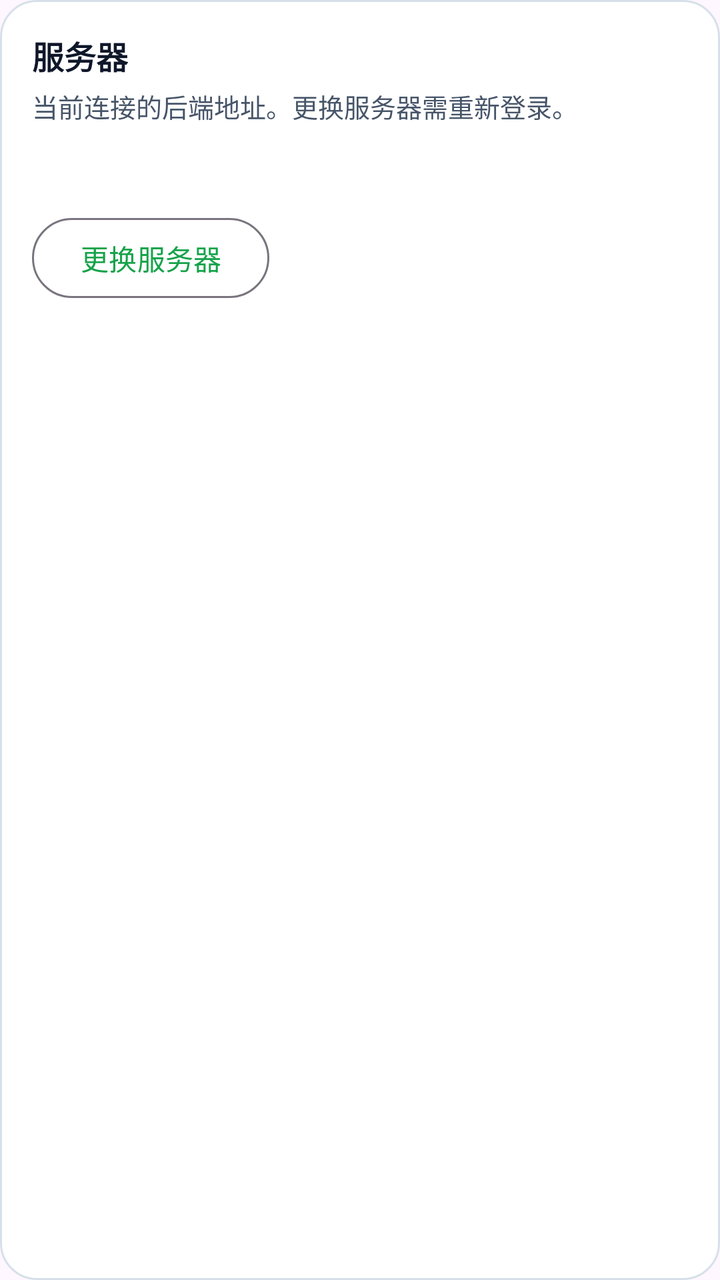
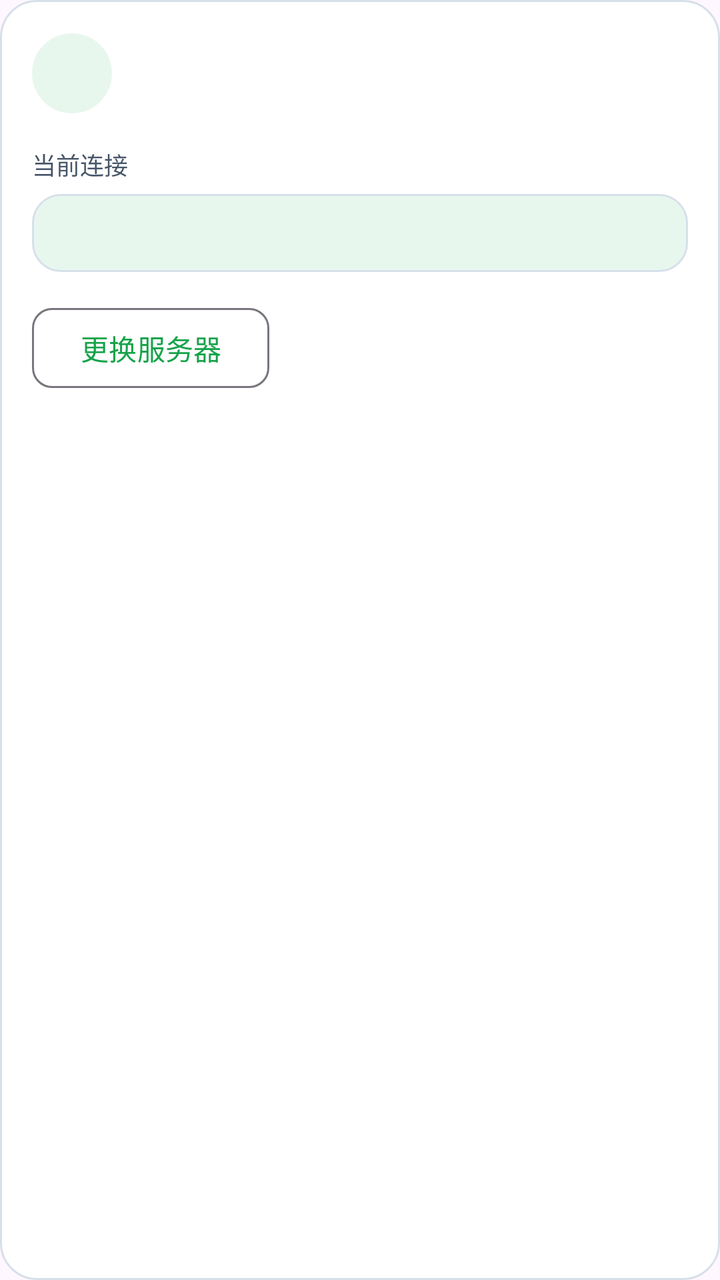

The first picture is an Android layout as it rendered before a commit; the second is the same layout after the commit. The layout source and the unified diff follow.
<!-- AndroidManifest.xml: application theme Theme.CloudPhone -->
<!-- res/layout/settings_section_server.xml -->
<?xml version="1.0" encoding="utf-8"?>
<LinearLayout xmlns:android="http://schemas.android.com/apk/res/android"
    android:layout_width="match_parent"
    android:layout_height="wrap_content"
    android:layout_marginTop="12dp"
    android:layout_marginBottom="24dp"
    android:background="@drawable/bg_auth_card"
    android:orientation="vertical"
    android:padding="16dp">

    <TextView
        android:layout_width="wrap_content"
        android:layout_height="wrap_content"
        android:text="@string/settings_server_title"
        android:textColor="@color/auth_text_primary"
        android:textSize="16sp"
        android:textStyle="bold" />

    <TextView
        android:layout_width="match_parent"
        android:layout_height="wrap_content"
        android:layout_marginTop="4dp"
        android:text="@string/settings_section_server_desc"
        android:textColor="@color/auth_text_secondary"
        android:textSize="13sp" />

    <TextView
        android:id="@+id/textServerEndpoint"
        android:layout_width="match_parent"
        android:layout_height="wrap_content"
        android:layout_marginTop="10dp"
        android:textColor="@color/auth_text_primary"
        android:textSize="15sp" />

    <com.google.android.material.button.MaterialButton
        android:id="@+id/buttonChangeServer"
        style="@style/Widget.Material3.Button.OutlinedButton"
        android:layout_width="wrap_content"
        android:layout_height="wrap_content"
        android:layout_marginTop="12dp"
        android:text="@string/settings_change_server" />
</LinearLayout>
<!-- resources referenced by this layout -->
<resources>
  <color name="auth_text_primary">#0F172A</color>
  <color name="auth_text_secondary">#475569</color>
  <!-- drawable bg_auth_card (drawable) -->
  <?xml version="1.0" encoding="utf-8"?>
  <shape xmlns:android="http://schemas.android.com/apk/res/android"
      android:shape="rectangle">
      <solid android:color="@color/auth_surface" />
      <corners android:radius="18dp" />
      <stroke
          android:width="1dp"
          android:color="@color/auth_line" />
  </shape>
  <string name="settings_change_server">更换服务器</string>
  <string name="settings_section_server_desc">当前连接的后端地址。更换服务器需重新登录。</string>
  <string name="settings_server_title">服务器</string>
  <style name="Theme.CloudPhone" parent="Base.Theme.CloudPhone" />
  <color name="auth_surface">#FFFFFF</color>
  <color name="auth_line">#D7E0EA</color>
  <style name="Base.Theme.CloudPhone" parent="Theme.Material3.DayNight.NoActionBar">
          <item name="colorPrimary">@color/auth_primary</item>
          <item name="android:statusBarColor">@color/auth_background</item>
          <item name="android:navigationBarColor">@color/auth_background</item>
          <item name="android:windowLightStatusBar">true</item>
          <item name="android:windowLightNavigationBar">true</item>
      </style>
  <color name="auth_primary">#16A34A</color>
  <color name="auth_background">#EEF2F7</color>
</resources>

<!-- the commit's change to res/layout/settings_section_server.xml (unified diff, before → after) -->
@@ -1,42 +1,89 @@
 <?xml version="1.0" encoding="utf-8"?>
 <LinearLayout xmlns:android="http://schemas.android.com/apk/res/android"
+    xmlns:app="http://schemas.android.com/apk/res-auto"
     android:layout_width="match_parent"
     android:layout_height="wrap_content"
     android:layout_marginTop="12dp"
-    android:layout_marginBottom="24dp"
+    android:layout_marginBottom="8dp"
     android:background="@drawable/bg_auth_card"
     android:orientation="vertical"
     android:padding="16dp">
 
+    <include layout="@layout/include_settings_section_header" />
+
     <TextView
         android:layout_width="wrap_content"
         android:layout_height="wrap_content"
-        android:text="@string/settings_server_title"
-        android:textColor="@color/auth_text_primary"
-        android:textSize="16sp"
-        android:textStyle="bold" />
-
-    <TextView
-        android:layout_width="match_parent"
-        android:layout_height="wrap_content"
         android:layout_marginTop="4dp"
-        android:text="@string/settings_section_server_desc"
+        android:text="@string/settings_server_current"
         android:textColor="@color/auth_text_secondary"
-        android:textSize="13sp" />
+        android:textSize="12sp" />
 
     <TextView
         android:id="@+id/textServerEndpoint"
         android:layout_width="match_parent"
         android:layout_height="wrap_content"
-        android:layout_marginTop="10dp"
+        android:layout_marginTop="6dp"
+        android:background="@drawable/bg_settings_stat_chip"
+        android:fontFamily="monospace"
+        android:paddingHorizontal="12dp"
+        android:paddingVertical="10dp"
         android:textColor="@color/auth_text_primary"
-        android:textSize="15sp" />
+        android:textSize="14sp" />
 
     <com.google.android.material.button.MaterialButton
         android:id="@+id/buttonChangeServer"
         style="@style/Widget.Material3.Button.OutlinedButton"
         android:layout_width="wrap_content"
         android:layout_height="wrap_content"
-        android:layout_marginTop="12dp"
-        android:text="@string/settings_change_server" />
+        android:layout_marginTop="14dp"
+        android:text="@string/settings_change_server"
+        app:cornerRadius="10dp" />
 </LinearLayout>
+<!-- res/layout/include_settings_section_header.xml (included above) -->
+<?xml version="1.0" encoding="utf-8"?>
+<LinearLayout xmlns:android="http://schemas.android.com/apk/res/android"
+    android:layout_width="match_parent"
+    android:layout_height="wrap_content"
+    android:gravity="center_vertical"
+    android:orientation="horizontal"
+    android:paddingBottom="12dp">
+
+    <FrameLayout
+        android:layout_width="40dp"
+        android:layout_height="40dp"
+        android:background="@drawable/bg_settings_icon_circle">
+
+        <ImageView
+            android:id="@+id/imageSectionIcon"
+            android:layout_width="22dp"
+            android:layout_height="22dp"
+            android:layout_gravity="center"
+            android:contentDescription="@null"
+            android:importantForAccessibility="no" />
+    </FrameLayout>
+
+    <LinearLayout
+        android:layout_width="0dp"
+        android:layout_height="wrap_content"
+        android:layout_marginStart="12dp"
+        android:layout_weight="1"
+        android:orientation="vertical">
+
+        <TextView
+            android:id="@+id/textSectionTitle"
+            android:layout_width="match_parent"
+            android:layout_height="wrap_content"
+            android:textColor="@color/auth_text_primary"
+            android:textSize="16sp"
+            android:textStyle="bold" />
+
+        <TextView
+            android:id="@+id/textSectionDesc"
+            android:layout_width="match_parent"
+            android:layout_height="wrap_content"
+            android:layout_marginTop="2dp"
+            android:textColor="@color/auth_text_secondary"
+            android:textSize="13sp" />
+    </LinearLayout>
+</LinearLayout>
<!-- resource entries referenced after the edit -->
@@ -12,12 +12,31 @@
           android:width="1dp"
           android:color="@color/auth_line" />
   </shape>
+  <!-- drawable bg_settings_icon_circle (drawable) -->
+  <?xml version="1.0" encoding="utf-8"?>
+  <shape xmlns:android="http://schemas.android.com/apk/res/android"
+      android:shape="oval">
+      <solid android:color="@color/auth_accent_soft" />
+      <size
+          android:width="40dp"
+          android:height="40dp" />
+  </shape>
+  <!-- drawable bg_settings_stat_chip (drawable) -->
+  <?xml version="1.0" encoding="utf-8"?>
+  <shape xmlns:android="http://schemas.android.com/apk/res/android"
+      android:shape="rectangle">
+      <solid android:color="@color/auth_accent_soft" />
+      <corners android:radius="14dp" />
+      <stroke
+          android:width="1dp"
+          android:color="@color/auth_line" />
+  </shape>
   <string name="settings_change_server">更换服务器</string>
-  <string name="settings_section_server_desc">当前连接的后端地址。更换服务器需重新登录。</string>
-  <string name="settings_server_title">服务器</string>
+  <string name="settings_server_current">当前连接</string>
   <style name="Theme.CloudPhone" parent="Base.Theme.CloudPhone" />
   <color name="auth_surface">#FFFFFF</color>
   <color name="auth_line">#D7E0EA</color>
+  <color name="auth_accent_soft">#E8F7EE</color>
   <style name="Base.Theme.CloudPhone" parent="Theme.Material3.DayNight.NoActionBar">
           <item name="colorPrimary">@color/auth_primary</item>
           <item name="android:statusBarColor">@color/auth_background</item>
